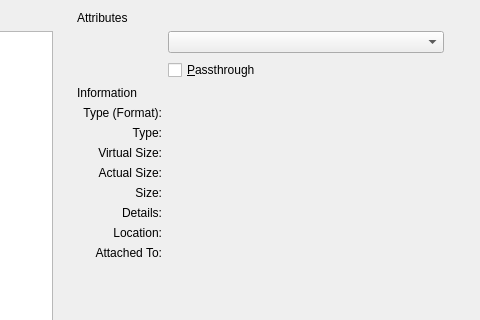
Above: vbox/src/VBox/Frontends/VirtualBox/src/settings/machine/UIMachineSettingsStorage.ui from jljuxgm/vboxgit before the change; both pictures show x 320 to 800 and y 0 to 320 of the 800 by 700 pixel window. Below: the same form after it.
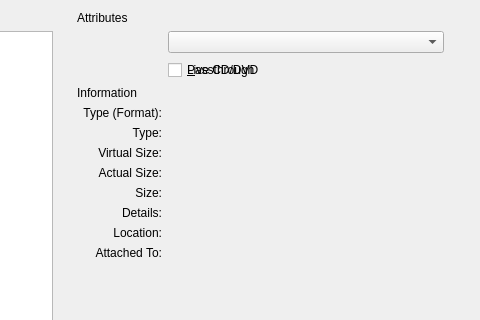
That is the form after the change. The open tabs and pages were chosen to show the change. Custom widgets are drawn as their Qt base class.

Commit message:
commit_37710 ------------------------------------------------------------------------ r37710 | vboxsync | 2011-06-30 21:56:23 +0800 (Thu, 30 Jun 2011) | 2 lines
Frontends/VirtualBox: add config for controlling DVD eject in UIMachineSettingsStorage

------------------------------------------------------------------------

Patch:
```diff
--- a/vbox/src/VBox/Frontends/VirtualBox/src/settings/machine/UIMachineSettingsStorage.ui
+++ b/vbox/src/VBox/Frontends/VirtualBox/src/settings/machine/UIMachineSettingsStorage.ui
@@ -322,6 +322,22 @@
           </property>
          </widget>
         </item>
+        <item row="2" column="2" >
+         <widget class="QCheckBox" name="mCbTempEject" >
+          <property name="sizePolicy" >
+           <sizepolicy vsizetype="Fixed" hsizetype="MinimumExpanding" >
+            <horstretch>0</horstretch>
+            <verstretch>0</verstretch>
+           </sizepolicy>
+          </property>
+          <property name="whatsThis" >
+           <string>When checked, it suppresses unmounting the medium when the guest OS ejects it.</string>
+          </property>
+          <property name="text" >
+           <string>&amp;Live CD/DVD</string>
+          </property>
+         </widget>
+        </item>
         <item row="3" column="0" colspan="3" >
          <widget class="QILabelSeparator" native="1" name="mLsInformation" >
           <property name="text" >
```
The commit also changes 2 other files.
